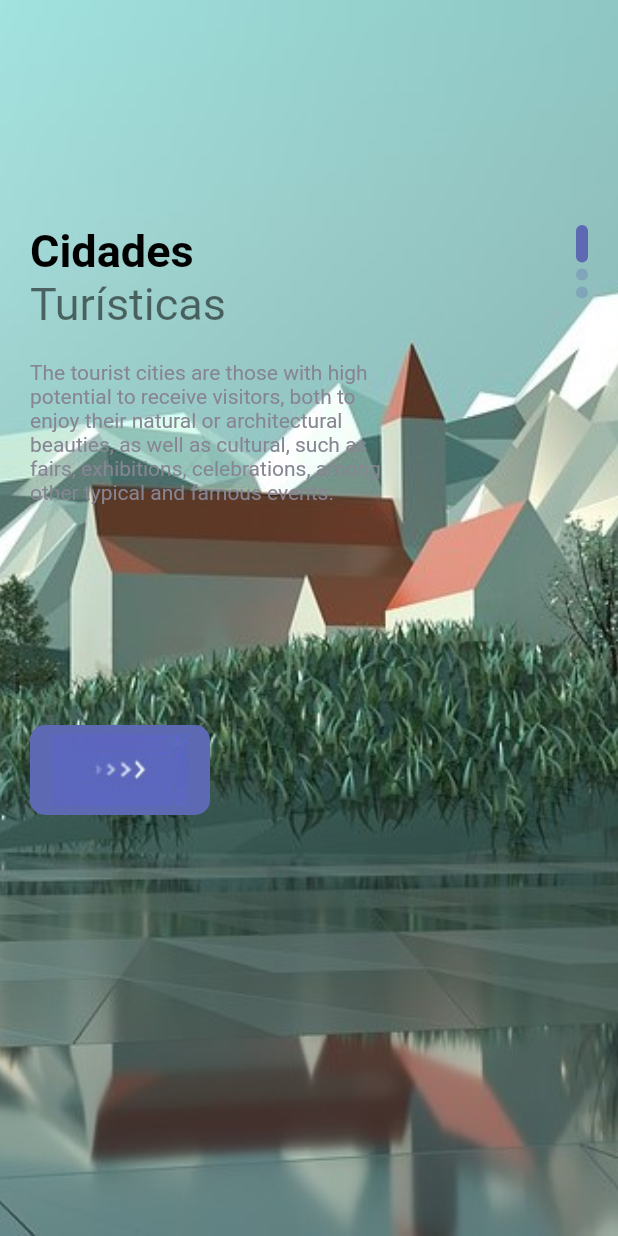
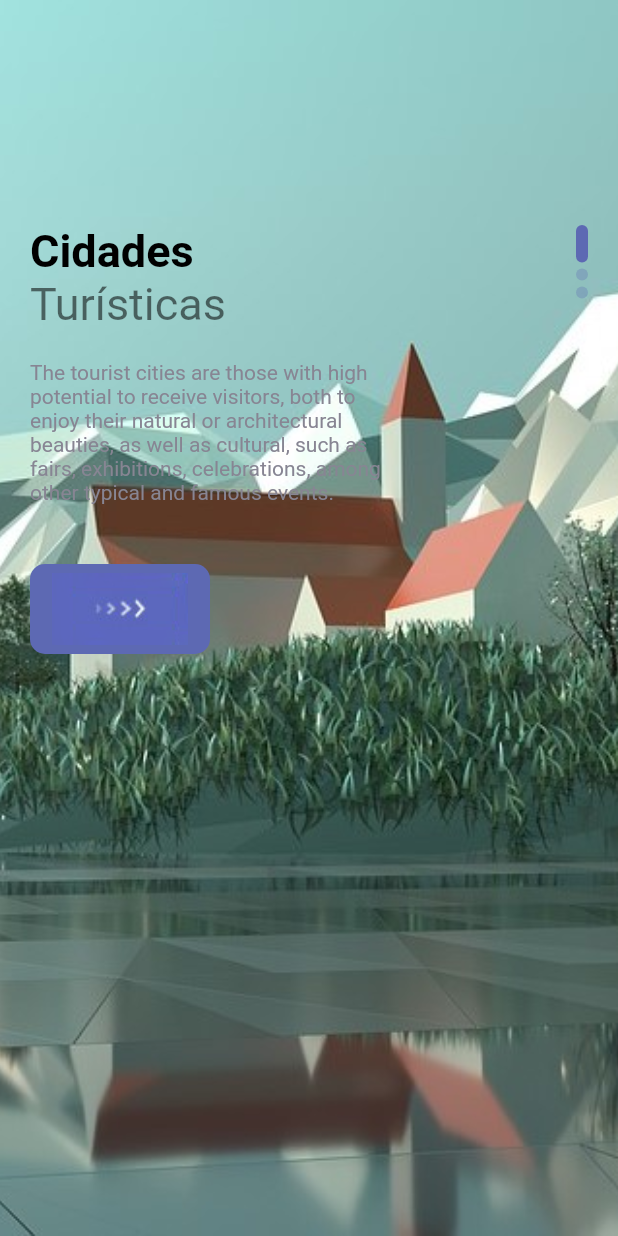
Before and after one commit to emilson-silva/flutter_cubit, a Flutter app: the screen it shows after launch, on a phone screen of 412 x 824 dp. Run offline on Flutter 3.47's test engine with Material 2 defaults, Android fonts, the light colour scheme and no system bars; our stand-ins replace equatable, flutter_bloc.

Commit message:
Ajustes Finais

```diff
--- a/lib/cubit/app_cubit_logics.dart
+++ b/lib/cubit/app_cubit_logics.dart
@@ -2,6 +2,7 @@ import 'package:flutter/material.dart';
 import 'package:flutter_bloc/flutter_bloc.dart';
 import 'package:flutter_cubit/cubit/app_cubit_states.dart';
 import 'package:flutter_cubit/cubit/app_cubits.dart';
+import 'package:flutter_cubit/pages/detail_page.dart';
 import 'package:flutter_cubit/pages/home_page.dart';
 import 'package:flutter_cubit/pages/welcome_page.dart';
 
@@ -18,10 +19,13 @@ class _AppCubitLogicsState extends State<AppCubitLogics> {
     return Scaffold(
       body: BlocBuilder<AppCubits, CubitStates>(
         builder: (context, state){
+          if(state is DetailState){
+            return const DetailPage();
+          }
           if(state is WelcomeState){
-            return WelcomePage();
+            return const WelcomePage();
           }if(state is LoadedState){
-            return HomePage();
+            return const  HomePage();
           }if(state is LoadingState){
             return const Center(child: CircularProgressIndicator(),);
           } else{
--- a/lib/cubit/app_cubits.dart
+++ b/lib/cubit/app_cubits.dart
@@ -24,4 +24,8 @@ class AppCubits extends Cubit<CubitStates>{
     emit(DetailState(data));
   }
 
+  goHome(){
+    emit(LoadedState(places));
+  }
+
 }
--- a/lib/pages/welcome_page.dart
+++ b/lib/pages/welcome_page.dart
@@ -49,7 +49,7 @@ class _WelcomePageState extends State<WelcomePage> {
                       children: [
                         AppLargeText(text: "Cidades"),
                         AppText(text: 'Turísticas', size: 30),
-                        SizedBox(
+                        const SizedBox(
                           height: 20,
                         ),
                         Container(
@@ -67,8 +67,9 @@ class _WelcomePageState extends State<WelcomePage> {
                             BlocProvider.of<AppCubits>(context).getData();
                           },
                           child: Container(
-                            height: MediaQuery.of(context).size.height / 3,
-                            width: MediaQuery.of(context).size.width / 3,
+                            width: 200,
+                            // height: MediaQuery.of(context).size.height / 3,
+                            // width: MediaQuery.of(context).size.width / 3,
                             child: Row(
                               children: [ResponsiveButton(width: 120)],
                             ),
--- a/lib/services/data_services.dart
+++ b/lib/services/data_services.dart
@@ -11,6 +11,7 @@ class DataServices{
     try{
       if(res.statusCode==200){
         List<dynamic> list = json.decode(res.body);
+        print(list);
         return list.map((e) => DataModel.fromJson(e)).toList();
       }else{
         return <DataModel>[];
```
Also changed, not shown: lib/model/data_model.dart (+9 -8 lines), lib/pages/detail_page.dart (+17 -11 lines), lib/pages/home_page.dart (+28 -30 lines).
